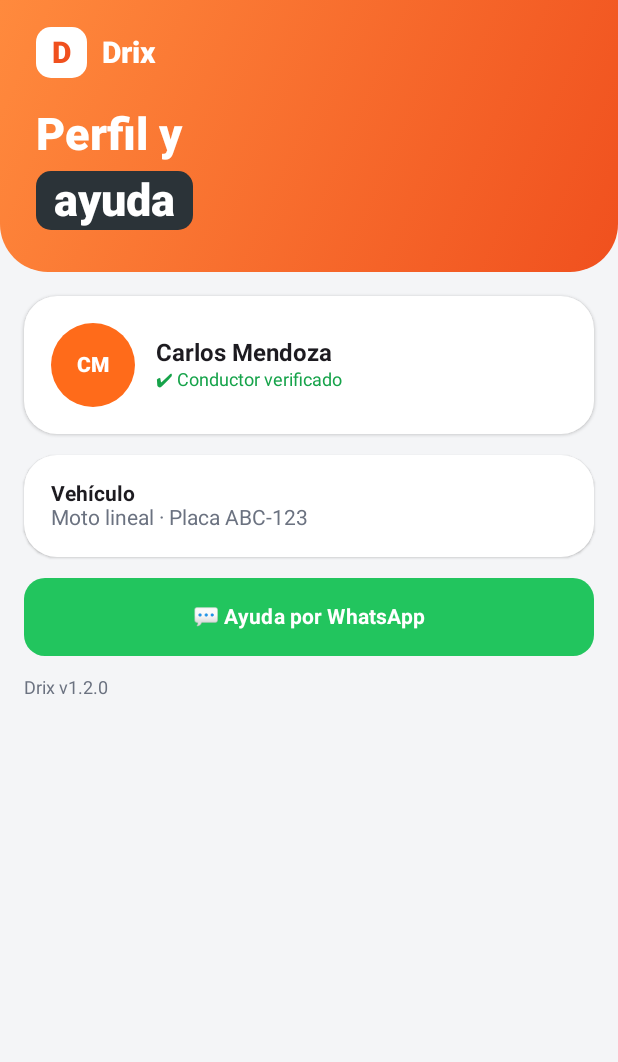
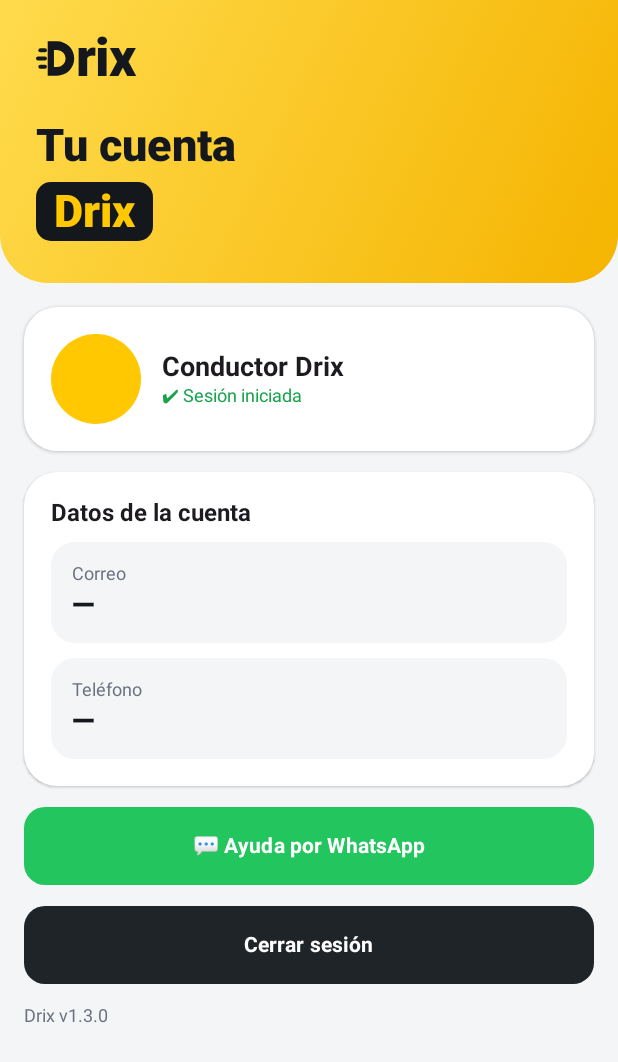
Before and after one commit to Jaltuve20/Drix, an Android app built with Jetpack Compose: the composable ProfileScreen shown on its own in the app's theme, on a phone screen of 412 x 824 dp. Shown: the top 1062 px of the screen. Run offline under Robolectric (Android 15) with nearby library versions, the phone set to English and light mode, and no system bars; our stand-ins replace Firebase (no records; nobody signed in at launch, a user with empty details on screens opened directly); libraries missing offline, so code that uses them is left out: org.osmdroid.config, org.osmdroid.events, org.osmdroid.tileprovider, org.osmdroid.util, org.osmdroid.views.

Commit message:
Add files via upload

```diff
--- /dev/null
+++ b/app/src/main/java/com/drix/app/auth/AuthRepo.kt
@@ -0,0 +1,92 @@
+package com.drix.app.auth
+
+import android.content.Context
+import androidx.credentials.CredentialManager
+import androidx.credentials.CustomCredential
+import androidx.credentials.GetCredentialRequest
+import androidx.credentials.exceptions.GetCredentialCancellationException
+import com.google.android.gms.tasks.Task
+import com.google.android.libraries.identity.googleid.GetGoogleIdOption
+import com.google.android.libraries.identity.googleid.GoogleIdTokenCredential
+import com.google.firebase.FirebaseNetworkException
+import com.google.firebase.FirebaseTooManyRequestsException
+import com.google.firebase.auth.*
+import com.google.firebase.firestore.FirebaseFirestore
+import kotlinx.coroutines.suspendCancellableCoroutine
+import kotlin.coroutines.resume
+import kotlin.coroutines.resumeWithException
+
+/** Perfil guardado en Firestore (users/{uid}). */
+data class Profile(val name: String? = null, val phone: String? = null)
+
+/** Todo el acceso a Firebase (Auth + Firestore) en un solo lugar. */
+object AuthRepo {
+    private val auth get() = FirebaseAuth.getInstance()
+    val user: FirebaseUser? get() = auth.currentUser
+
+    private suspend fun <T> Task<T>.wait(): T = suspendCancellableCoroutine { c ->
+        addOnSuccessListener { c.resume(it) }
+        addOnFailureListener { c.resumeWithException(it) }
+    }
+
+    /** Avisa cuando el usuario inicia o cierra sesión. Devuelve una función para dejar de escuchar. */
+    fun listen(onChange: (FirebaseUser?) -> Unit): () -> Unit {
+        val l = FirebaseAuth.AuthStateListener { onChange(it.currentUser) }
+        auth.addAuthStateListener(l)
+        return { auth.removeAuthStateListener(l) }
+    }
+
+    suspend fun signIn(email: String, pass: String): Result<Unit> =
+        runCatching { auth.signInWithEmailAndPassword(email.trim(), pass).wait(); Unit }
+
+    suspend fun signUp(name: String, email: String, phone: String, pass: String): Result<Unit> = runCatching {
+        val res = auth.createUserWithEmailAndPassword(email.trim(), pass).wait()
+        val u = res.user ?: return@runCatching
+        u.updateProfile(UserProfileChangeRequest.Builder().setDisplayName(name.trim()).build()).wait()
+        // El teléfono y el nombre también van a Firestore; si Firestore no está activado, la cuenta se crea igual.
+        runCatching {
+            FirebaseFirestore.getInstance().collection("users").document(u.uid)
+                .set(mapOf("name" to name.trim(), "phone" to phone.trim(), "email" to email.trim())).wait()
+        }
+        u.reload().wait()
+        Unit
+    }
+
+    suspend fun reset(email: String): Result<Unit> =
+        runCatching { auth.sendPasswordResetEmail(email.trim()).wait(); Unit }
+
+    /** "Continuar con Google" con Credential Manager. Requiere activar Google en Firebase + SHA-1 (ver README). */
+    suspend fun google(ctx: Context): Result<Unit> = runCatching {
+        val id = ctx.resources.getIdentifier("default_web_client_id", "string", ctx.packageName)
+        if (id == 0) error("Falta activar Google en Firebase y volver a descargar google-services.json (ver README, paso 6).")
+        val option = GetGoogleIdOption.Builder().setFilterByAuthorizedAccounts(false).setServerClientId(ctx.getString(id)).build()
+        val req = GetCredentialRequest.Builder().addCredentialOption(option).build()
+        val cred = CredentialManager.create(ctx).getCredential(ctx, req).credential
+        if (cred is CustomCredential && cred.type == GoogleIdTokenCredential.TYPE_GOOGLE_ID_TOKEN_CREDENTIAL) {
+            val g = GoogleIdTokenCredential.createFrom(cred.data)
+            auth.signInWithCredential(GoogleAuthProvider.getCredential(g.idToken, null)).wait()
+            Unit
+        } else error("Google no devolvió una cuenta válida.")
+    }
+
+    suspend fun reload() { runCatching { user?.reload()?.wait() } }
+
+    suspend fun profile(uid: String): Profile = runCatching {
+        val d = FirebaseFirestore.getInstance().collection("users").document(uid).get().wait()
+        Profile(d.getString("name"), d.getString("phone"))
+    }.getOrDefault(Profile())
+
+    fun signOut() = auth.signOut()
+
+    /** Traduce los errores de Firebase a mensajes claros en español. */
+    fun message(e: Throwable): String? = when (e) {
+        is GetCredentialCancellationException -> null // el usuario cerró el selector de Google
+        is FirebaseAuthWeakPasswordException -> "La contraseña es muy débil (mínimo 6 caracteres)."
+        is FirebaseAuthUserCollisionException -> "Ya existe una cuenta con ese correo."
+        is FirebaseAuthInvalidUserException -> "No existe una cuenta con ese correo."
+        is FirebaseAuthInvalidCredentialsException -> "Correo o contraseña incorrectos."
+        is FirebaseNetworkException -> "Sin conexión a internet."
+        is FirebaseTooManyRequestsException -> "Demasiados intentos. Espera un momento."
+        else -> e.message ?: "Ocurrió un error. Inténtalo de nuevo."
+    }
+}
--- /dev/null
+++ b/app/src/main/java/com/drix/app/ui/Logo.kt
@@ -0,0 +1,63 @@
+package com.drix.app.ui
+
+import androidx.compose.foundation.Canvas
+import androidx.compose.foundation.background
+import androidx.compose.foundation.layout.*
+import androidx.compose.foundation.shape.RoundedCornerShape
+import androidx.compose.material3.Text
+import androidx.compose.runtime.Composable
+import androidx.compose.ui.Alignment
+import androidx.compose.ui.Modifier
+import androidx.compose.ui.geometry.CornerRadius
+import androidx.compose.ui.geometry.Offset
+import androidx.compose.ui.geometry.Rect
+import androidx.compose.ui.geometry.Size
+import androidx.compose.ui.graphics.Color
+import androidx.compose.ui.graphics.Path
+import androidx.compose.ui.graphics.PathFillType
+import androidx.compose.ui.text.font.FontWeight
+import androidx.compose.ui.unit.Dp
+import androidx.compose.ui.unit.dp
+import androidx.compose.ui.unit.sp
+
+/** La «D» del logo: letra D con las líneas de velocidad a la izquierda. Se dibuja con vectores (sin imágenes). */
+@Composable
+fun DGlyph(modifier: Modifier = Modifier, color: Color = Ink) {
+    Canvas(modifier.aspectRatio(0.98f)) {
+        val u = size.height / 100f
+        val body = Path().apply {
+            fillType = PathFillType.EvenOdd
+            // contorno exterior
+            moveTo(30 * u, 6 * u); lineTo(54 * u, 6 * u)
+            arcTo(Rect(10 * u, 6 * u, 98 * u, 94 * u), -90f, 180f, false)
+            lineTo(30 * u, 94 * u); close()
+            // hueco interior
+            moveTo(46 * u, 28 * u); lineTo(54 * u, 28 * u)
+            arcTo(Rect(32 * u, 28 * u, 76 * u, 72 * u), -90f, 180f, false)
+            lineTo(46 * u, 72 * u); close()
+        }
+        drawPath(body, color)
+        fun bar(x: Float, y: Float, w: Float) =
+            drawRoundRect(color, Offset(x * u, y * u), Size(w * u, 10 * u), CornerRadius(5 * u))
+        bar(6f, 24f, 22f); bar(0f, 45f, 28f); bar(6f, 66f, 22f)
+    }
+}
+
+/** Cuadro amarillo con la D (icono de la app). */
+@Composable
+fun LogoMark(size: Dp, modifier: Modifier = Modifier) = Box(
+    modifier.size(size).background(Yellow, RoundedCornerShape(size * 0.24f)), Alignment.Center
+) { DGlyph(Modifier.height(size * 0.56f)) }
+
+/** Marca «Drix» donde la D es la D del logo: [D-logo]rix. */
+@Composable
+fun DrixWordmark(height: Dp, color: Color = Ink) = Row(verticalAlignment = Alignment.CenterVertically) {
+    DGlyph(Modifier.height(height), color)
+    Text(
+        "rix", color = color, fontSize = (height.value * 1.35f).sp, fontWeight = FontWeight.Black,
+        letterSpacing = (-0.5).sp, modifier = Modifier.padding(start = (height.value * 0.05f).dp)
+    )
+}
+
+@Composable
+fun Brand() = DrixWordmark(26.dp)
--- a/app/src/main/java/com/drix/app/ui/Screens.kt
+++ b/app/src/main/java/com/drix/app/ui/Screens.kt
@@ -44,6 +44,7 @@ import androidx.compose.ui.viewinterop.AndroidView
 import androidx.core.content.ContextCompat
 import androidx.core.graphics.drawable.toBitmap
 import androidx.lifecycle.compose.collectAsStateWithLifecycle
+import com.drix.app.auth.AuthRepo
 import com.drix.app.data.*
 import com.drix.app.service.DrixAccessibilityService
 import java.io.File
@@ -73,7 +74,7 @@ fun Screen(hero: @Composable ColumnScope.() -> Unit, body: @Composable ColumnSco
         Column(
             Modifier.fillMaxWidth()
                 .clip(RoundedCornerShape(bottomStart = 32.dp, bottomEnd = 32.dp))
-                .background(Brush.linearGradient(listOf(OrangeLight, OrangeDeep)))
+                .background(Brush.linearGradient(listOf(YellowLight, YellowDeep)))
                 .statusBarsPadding()
                 .padding(start = 24.dp, end = 24.dp, top = 18.dp, bottom = 28.dp),
             content = hero
@@ -83,27 +84,18 @@ fun Screen(hero: @Composable ColumnScope.() -> Unit, body: @Composable ColumnSco
 }
 
 @Composable
-fun Brand() = Row(verticalAlignment = Alignment.CenterVertically) {
-    Box(Modifier.size(34.dp).background(Color.White, RoundedCornerShape(10.dp)), Alignment.Center) {
-        Text("D", color = OrangeDeep, fontWeight = FontWeight.Black, fontSize = 20.sp)
+fun HeroTitle(line: String, chip: String? = null, sub: String? = null) {
+    Text(line, color = Ink, fontSize = 30.sp, lineHeight = 36.sp, fontWeight = FontWeight.ExtraBold)
+    if (chip != null) Surface(color = Ink, shape = RoundedCornerShape(10.dp), modifier = Modifier.padding(top = 6.dp)) {
+        Text(chip, color = Yellow, fontSize = 30.sp, fontWeight = FontWeight.ExtraBold,
+            modifier = Modifier.padding(horizontal = 12.dp, vertical = 2.dp))
     }
-    Spacer(Modifier.width(10.dp))
-    Text("Drix", color = Color.White, fontWeight = FontWeight.ExtraBold, fontSize = 20.sp)
+    if (sub != null) Text(sub, color = Ink.copy(alpha = .75f), fontSize = 14.sp, lineHeight = 19.sp, modifier = Modifier.padding(top = 10.dp))
 }
 
 @Composable
-fun HeroTitle(line: String, chip: String? = null, sub: String? = null) {
-    Text(line, color = Color.White, fontSize = 30.sp, lineHeight = 36.sp, fontWeight = FontWeight.ExtraBold)
-    if (chip != null) Surface(color = Charcoal, shape = RoundedCornerShape(10.dp), modifier = Modifier.padding(top = 6.dp)) {
-        Text(chip, color = Color.White, fontSize = 30.sp, fontWeight = FontWeight.ExtraBold,
-            modifier = Modifier.padding(horizontal = 12.dp, vertical = 2.dp))
-    }
-    if (sub != null) Text(sub, color = Color.White.copy(alpha = .92f), fontSize = 14.sp, lineHeight = 19.sp, modifier = Modifier.padding(top = 10.dp))
-}
-
-@Composable
-fun PillButton(text: String, mod: Modifier = Modifier.fillMaxWidth(), color: Color = Orange, onClick: () -> Unit) =
-    Button(onClick, mod.height(52.dp), shape = RoundedCornerShape(14.dp), colors = ButtonDefaults.buttonColors(color, Color.White)) {
+fun PillButton(text: String, mod: Modifier = Modifier.fillMaxWidth(), color: Color = Yellow, onClick: () -> Unit) =
+    Button(onClick, mod.height(52.dp), shape = RoundedCornerShape(14.dp), colors = ButtonDefaults.buttonColors(color, if (color == Yellow) Ink else Color.White)) {
         Text(text, fontWeight = FontWeight.Bold)
     }
 
@@ -114,7 +106,7 @@ fun LabeledField(label: String, value: String, mod: Modifier = Modifier.fillMaxW
         OutlinedTextField(
             value, onChange, singleLine = true, shape = RoundedCornerShape(14.dp), modifier = Modifier.fillMaxWidth(),
             keyboardOptions = KeyboardOptions(keyboardType = if (decimal) KeyboardType.Decimal else KeyboardType.Number),
-            colors = OutlinedTextFieldDefaults.colors(unfocusedBorderColor = Line, focusedBorderColor = Orange, cursorColor = Orange)
+            colors = OutlinedTextFieldDefaults.colors(unfocusedBorderColor = Line, focusedBorderColor = Yellow, cursorColor = Yellow)
         )
     }
 }
@@ -262,7 +254,7 @@ fun ZonesScreen() {
     var locate by remember { mutableIntStateOf(0) }
 
     Column(Modifier.fillMaxSize()) {
-        Spacer(Modifier.fillMaxWidth().windowInsetsTopHeight(WindowInsets.statusBars).background(OrangeDeep))
+        Spacer(Modifier.fillMaxWidth().windowInsetsTopHeight(WindowInsets.statusBars).background(YellowDeep))
         Box(Modifier.weight(1f).fillMaxWidth()) {
             ZoneMap(zones, mode, prefer, fly, locate, Modifier.fillMaxSize())
 
@@ -274,8 +266,8 @@ fun ZonesScreen() {
                 Surface(Modifier.weight(1f).height(52.dp), shape = RoundedCornerShape(16.dp), color = Color.White, shadowElevation = 6.dp) {
                     Row(Modifier.padding(horizontal = 16.dp), verticalAlignment = Alignment.CenterVertically) {
                         Text(mode.label, Modifier.weight(1f), fontWeight = FontWeight.SemiBold, fontSize = 16.sp)
-                        BadgedBox(badge = { if (zones.isNotEmpty()) Badge(containerColor = OrangeDeep) { Text("${zones.size}") } }) {
-                            Icon(Icons.Filled.LocationOn, null, tint = OrangeDeep)
+                        BadgedBox(badge = { if (zones.isNotEmpty()) Badge(containerColor = Ink, contentColor = Yellow) { Text("${zones.size}") } }) {
+                            Icon(Icons.Filled.LocationOn, null, tint = Ink)
                         }
                     }
                 }
@@ -316,7 +308,7 @@ fun ZonesScreen() {
 
 @Composable
 private fun ToolBtn(icon: ImageVector, label: String, selected: Boolean, onClick: () -> Unit) {
-    val c = if (selected) OrangeDeep else Color(0xFFA0A6AE)
+    val c = if (selected) Ink else Color(0xFFA0A6AE)
     Column(Modifier.width(68.dp).clickable(onClick = onClick).padding(vertical = 10.dp), horizontalAlignment = Alignment.CenterHorizontally) {
         Icon(icon, label, tint = c, modifier = Modifier.size(28.dp))
         Text(label, fontSize = 11.sp, color = c, fontWeight = if (selected) FontWeight.Bold else FontWeight.Normal, modifier = Modifier.padding(top = 2.dp))
@@ -325,8 +317,8 @@ private fun ToolBtn(icon: ImageVector, label: String, selected: Boolean, onClick
 
 @Composable
 private fun Seg(text: String, selected: Boolean, onClick: () -> Unit) = Surface(
-    onClick = onClick, shape = RoundedCornerShape(50), color = if (selected) Orange else Color.Transparent
-) { Text(text, Modifier.padding(horizontal = 18.dp, vertical = 10.dp), color = if (selected) Color.White else Ink, fontWeight = FontWeight.SemiBold, fontSize = 14.sp) }
+    onClick = onClick, shape = RoundedCornerShape(50), color = if (selected) Yellow else Color.Transparent
+) { Text(text, Modifier.padding(horizontal = 18.dp, vertical = 10.dp), color = Ink, fontWeight = FontWeight.SemiBold, fontSize = 14.sp) }
 
 @Composable
 private fun DistrictSearchDialog(zones: List<Zone>, onDismiss: () -> Unit, onPick: (District) -> Unit) {
@@ -339,7 +331,7 @@ private fun DistrictSearchDialog(zones: List<Zone>, onDismiss: () -> Unit, onPic
             Column {
                 OutlinedTextField(q, { q = it }, singleLine = true, placeholder = { Text("Ej. Miraflores") }, shape = RoundedCornerShape(14.dp),
                     modifier = Modifier.fillMaxWidth(),
-                    colors = OutlinedTextFieldDefaults.colors(unfocusedBorderColor = Line, focusedBorderColor = Orange, cursorColor = Orange))
+                    colors = OutlinedTextFieldDefaults.colors(unfocusedBorderColor = Line, focusedBorderColor = Yellow, cursorColor = Yellow))
                 LazyColumn(Modifier.heightIn(max = 340.dp).padding(top = 8.dp)) {
                     items(shown, key = { it.name }) { d ->
                         val z = zones.firstOrNull { it.name == d.name }
@@ -351,7 +343,7 @@ private fun DistrictSearchDialog(zones: List<Zone>, onDismiss: () -> Unit, onPic
                 }
             }
         },
-        confirmButton = { TextButton(onDismiss) { Text("Cerrar", color = OrangeDeep) } }
+        confirmButton = { TextButton(onDismiss) { Text("Cerrar", color = Amber) } }
     )
 }
 
@@ -447,7 +439,7 @@ fun ExtrasScreen() = Screen(hero = {
             trips.forEachIndexed { i, n ->
                 Column(horizontalAlignment = Alignment.CenterHorizontally) {
                     Text("$n", fontSize = 10.sp, color = Muted)
-                    Box(Modifier.width(28.dp).height((n * 6).dp).background(if (n == trips.max()) Orange else Orange.copy(.35f), RoundedCornerShape(topStart = 8.dp, topEnd = 8.dp)))
+                    Box(Modifier.width(28.dp).height((n * 6).dp).background(if (n == trips.max()) Yellow else Yellow.copy(.35f), RoundedCornerShape(topStart = 8.dp, topEnd = 8.dp)))
                     Text("${days[i]}", fontSize = 11.sp)
                 }
             }
@@ -456,7 +448,7 @@ fun ExtrasScreen() = Screen(hero = {
     DCard {
         Text("Rendimiento", fontWeight = FontWeight.Bold)
         Text("92% · Excelente", fontSize = 24.sp, fontWeight = FontWeight.ExtraBold, color = Color(0xFF16A34A))
-        LinearProgressIndicator(progress = { .92f }, Modifier.fillMaxWidth().padding(top = 8.dp).height(8.dp).clip(CircleShape), color = Orange, trackColor = Fog)
+        LinearProgressIndicator(progress = { .92f }, Modifier.fillMaxWidth().padding(top = 8.dp).height(8.dp).clip(CircleShape), color = Yellow, trackColor = Fog)
     }
     DebugCard()
 }
@@ -466,23 +458,46 @@ fun ExtrasScreen() = Screen(hero = {
 @Composable
 fun ProfileScreen() {
     val ctx = LocalContext.current
+    var name by remember { mutableStateOf(AuthRepo.user?.displayName.orEmpty()) }
+    var email by remember { mutableStateOf(AuthRepo.user?.email.orEmpty()) }
+    var phone by remember { mutableStateOf("") }
+    LaunchedEffect(Unit) {
+        val u = AuthRepo.user ?: return@LaunchedEffect
+        AuthRepo.reload()
+        val p = AuthRepo.profile(u.uid)
+        name = AuthRepo.user?.displayName.orEmpty().ifBlank { p.name.orEmpty() }
+        email = AuthRepo.user?.email.orEmpty()
+        phone = p.phone.orEmpty()
+    }
+    val initials = name.split(" ").filter { it.isNotBlank() }.take(2).joinToString("") { it.first().uppercase() }
+        .ifEmpty { email.take(1).uppercase() }
     Screen(hero = {
         Brand(); Spacer(Modifier.height(20.dp))
-        HeroTitle("Perfil y", "ayuda")
+        HeroTitle("Tu cuenta", "Drix")
     }) {
         DCard {
             Row(verticalAlignment = Alignment.CenterVertically) {
-                Box(Modifier.size(56.dp).background(Orange, CircleShape), Alignment.Center) { Text("CM", color = Color.White, fontWeight = FontWeight.ExtraBold) }
+                Box(Modifier.size(60.dp).background(Yellow, CircleShape), Alignment.Center) { Text(initials, color = Ink, fontWeight = FontWeight.ExtraBold, fontSize = 20.sp) }
                 Spacer(Modifier.width(14.dp))
-                Column { Text("Carlos Mendoza", fontWeight = FontWeight.Bold, fontSize = 16.sp); Text("✔ Conductor verificado", fontSize = 12.sp, color = Color(0xFF16A34A)) }
+                Column {
+                    Text(name.ifBlank { "Conductor Drix" }, fontWeight = FontWeight.Bold, fontSize = 18.sp)
+                    Text("✔ Sesión iniciada", fontSize = 12.sp, color = Color(0xFF16A34A))
+                }
             }
         }
-        DCard { Text("Vehículo", fontWeight = FontWeight.Bold); Text("Moto lineal · Placa ABC-123", color = Muted) }
+        DCard {
+            Text("Datos de la cuenta", fontWeight = FontWeight.Bold, fontSize = 16.sp)
+            Spacer(Modifier.height(10.dp))
+            Tile("Correo", email.ifBlank { "—" }, Modifier.fillMaxWidth())
+            Spacer(Modifier.height(10.dp))
+            Tile("Teléfono", phone.ifBlank { "—" }, Modifier.fillMaxWidth())
+        }
         PillButton("💬 Ayuda por WhatsApp", color = Go) {
             // Reemplaza 51999999999 por el número de soporte (formato internacional sin +)
             ctx.startActivity(Intent(Intent.ACTION_VIEW, Uri.parse("https://wa.me/51999999999?text=Hola%20Drix")))
         }
-        Text("Drix v1.2.0", fontSize = 12.sp, color = Muted)
+        PillButton("Cerrar sesión", color = Charcoal) { AuthRepo.signOut() }
+        Text("Drix v1.3.0", fontSize = 12.sp, color = Muted)
     }
 }
 
@@ -526,7 +541,7 @@ fun AppPickerDialog(onDismiss: () -> Unit, onPick: (String) -> Unit) {
             Column {
                 OutlinedTextField(q, { q = it }, singleLine = true, label = { Text("Buscar (ej. indrive)") }, shape = RoundedCornerShape(14.dp),
                     modifier = Modifier.fillMaxWidth(),
-                    colors = OutlinedTextFieldDefaults.colors(unfocusedBorderColor = Line, focusedBorderColor = Orange, cursorColor = Orange))
+                    colors = OutlinedTextFieldDefaults.colors(unfocusedBorderColor = Line, focusedBorderColor = Yellow, cursorColor = Yellow))
                 LazyColumn(Modifier.heightIn(max = 380.dp).padding(top = 8.dp)) {
                     items(shown, key = { it.pkg }) { a ->
                         val icon = remember(a.pkg) { runCatching { pm.getApplicationIcon(a.pkg).toBitmap(96, 96).asImageBitmap() }.getOrNull() }
@@ -539,7 +554,7 @@ fun AppPickerDialog(onDismiss: () -> Unit, onPick: (String) -> Unit) {
                 }
             }
         },
-        confirmButton = { TextButton(onDismiss) { Text("Cancelar", color = OrangeDeep) } }
+        confirmButton = { TextButton(onDismiss) { Text("Cancelar", color = Amber) } }
     )
 }
 
--- a/build.gradle.kts
+++ b/build.gradle.kts
@@ -2,4 +2,5 @@ plugins {
     id("com.android.application") version "8.7.3" apply false
     id("org.jetbrains.kotlin.android") version "2.0.21" apply false
     id("org.jetbrains.kotlin.plugin.compose") version "2.0.21" apply false
+    id("com.google.gms.google-services") version "4.4.2" apply false
 }
```
Also changed, not shown: app/build.gradle.kts (+16 -1 lines), app/src/main/java/com/drix/app/ui/AuthScreens.kt (added, +208 -0 lines), app/src/main/java/com/drix/app/ui/MainActivity.kt (+25 -8 lines), 2 other files.
